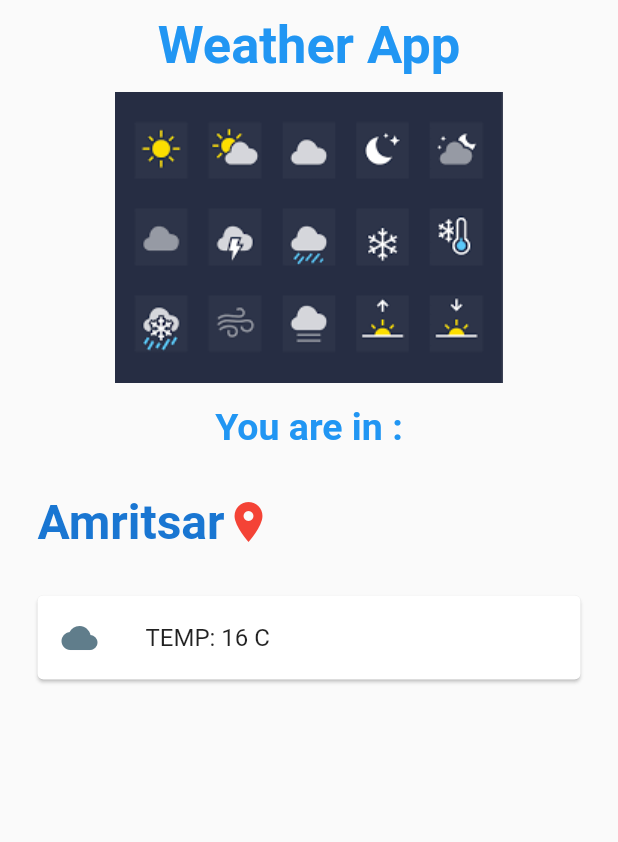
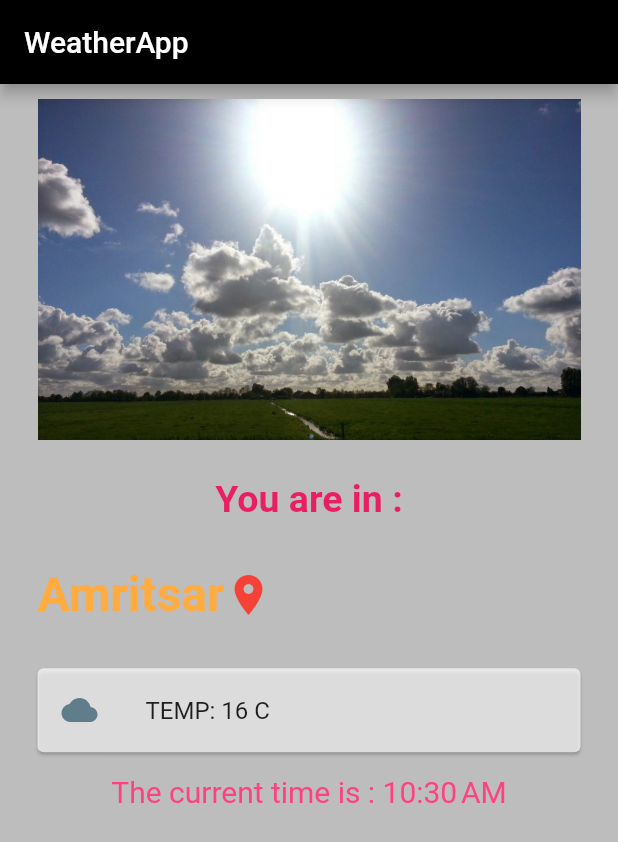
Before and after one commit to ManishaKhatri-class/Weather-App_flutter, a Flutter app: the screen it shows after launch, on a phone screen of 412 x 824 dp. Shown: the top 842 px of the screen. Run offline on Flutter 3.47's test engine with Material 2 defaults, Android fonts, the light colour scheme and no system bars.

Commit message:
Customized with functions

```diff
--- a/lib/main.dart
+++ b/lib/main.dart
@@ -1,6 +1,7 @@
 
 import 'package:flutter/cupertino.dart';
 import 'package:flutter/material.dart';
+import 'package:intl/intl.dart';
 
 void main() {
   runApp(WeatherApp());
@@ -16,27 +17,32 @@ class _WelcomeState extends State<WeatherApp> {
   Widget build(BuildContext context) {
     return MaterialApp(
       home: Scaffold(
+        backgroundColor: Colors.black26,
+        appBar: AppBar(
+          title: Text("WeatherApp"),
+          backgroundColor: Colors.black,
+
+        ),
         body: SafeArea(
           child: Column(
             children: <Widget>[
+              // Container(
+              //   child:Text("Weather App", style: TextStyle(
+              //     fontSize: 35,
+              //     color: Colors.blue[500],
+              //     fontWeight: FontWeight.bold,
+              //   ),
+              //   ),
+              // ),
               Container(
                 margin:EdgeInsets.symmetric(horizontal: 25, vertical: 10),
-                child:Text("Weather App", style: TextStyle(
-                  fontSize: 35,
-                  color: Colors.blue[500],
-                  fontWeight: FontWeight.bold,
-                ),
-                ),
-              ),
-              Container(
-                child: Image.asset("images/pic.png"
-                ),
-              ),
+                child: displayImage(),
+        ),
               Container(
                 margin: EdgeInsets.symmetric(horizontal: 25.0, vertical:15.0),
                 child: Text("You are in :",style: TextStyle(
                   fontSize: 25,
-                  color: Colors.blue,
+                  color: Colors.pink,
                   fontWeight: FontWeight.bold,
                 ),
                 ),
@@ -48,7 +54,7 @@ class _WelcomeState extends State<WeatherApp> {
                     Container(
                       child: Text("Amritsar",style: TextStyle(
                         fontSize: 32,
-                        color: Colors.blue[700],
+                        color: Colors.orangeAccent,
                         fontWeight: FontWeight.bold,
                       ),
                       ),
@@ -65,7 +71,7 @@ class _WelcomeState extends State<WeatherApp> {
               ),
               Card(
                 margin:EdgeInsets.symmetric(horizontal: 25, vertical: 15),
-                color: Colors.white,
+                color: Colors.white70,
                 child: ListTile(
                   leading: Icon(
                     Icons.wb_cloudy,
@@ -74,10 +80,39 @@ class _WelcomeState extends State<WeatherApp> {
                   title: Text("TEMP: 16 C"),
                 ),
               ),
+              Container(
+                child: Text(displayTime() ,style: TextStyle(
+                  color: Colors.pinkAccent,
+                  fontSize: 20,
+                ),),
+              )
             ],
           ),
         ),
       ),
     );
   }
+
+  //function for displaying images
+  displayImage()
+  {
+    var now=DateTime.now();
+    final currentTime=DateFormat.jm().format(now);
+    if(currentTime.contains("AM")) {
+      print("The current time is : $currentTime");
+      return Image.asset("images/daytime.jpg");
+    }
+    else
+      {
+        print("The current time is : $currentTime");
+        return Image.asset("images/nighttime.jpg");
+      }
+  }
+  displayTime()
+  {
+    var now=DateTime.now();
+   final currentTime=DateFormat.jm().format(now);
+    return "The current time is : $currentTime" ;
+
+  }
 }
--- a/pubspec.yaml
+++ b/pubspec.yaml
@@ -28,6 +28,7 @@ dependencies:
   # The following adds the Cupertino Icons font to your application.
   # Use with the CupertinoIcons class for iOS style icons.
   cupertino_icons: ^1.0.0
+  intl: ^0.16.1
 
 dev_dependencies:
   flutter_test:
@@ -35,7 +36,6 @@ dev_dependencies:
 
 # For information on the generic Dart part of this file, see the
 # following page: https://dart.dev/tools/pub/pubspec
-
 # The following section is specific to Flutter.
 flutter:
 
```
Also changed, not shown: images/daytime.jpg (added), images/nighttime.jpg (added), images/pic.jpg (deleted), pubspec.lock.
